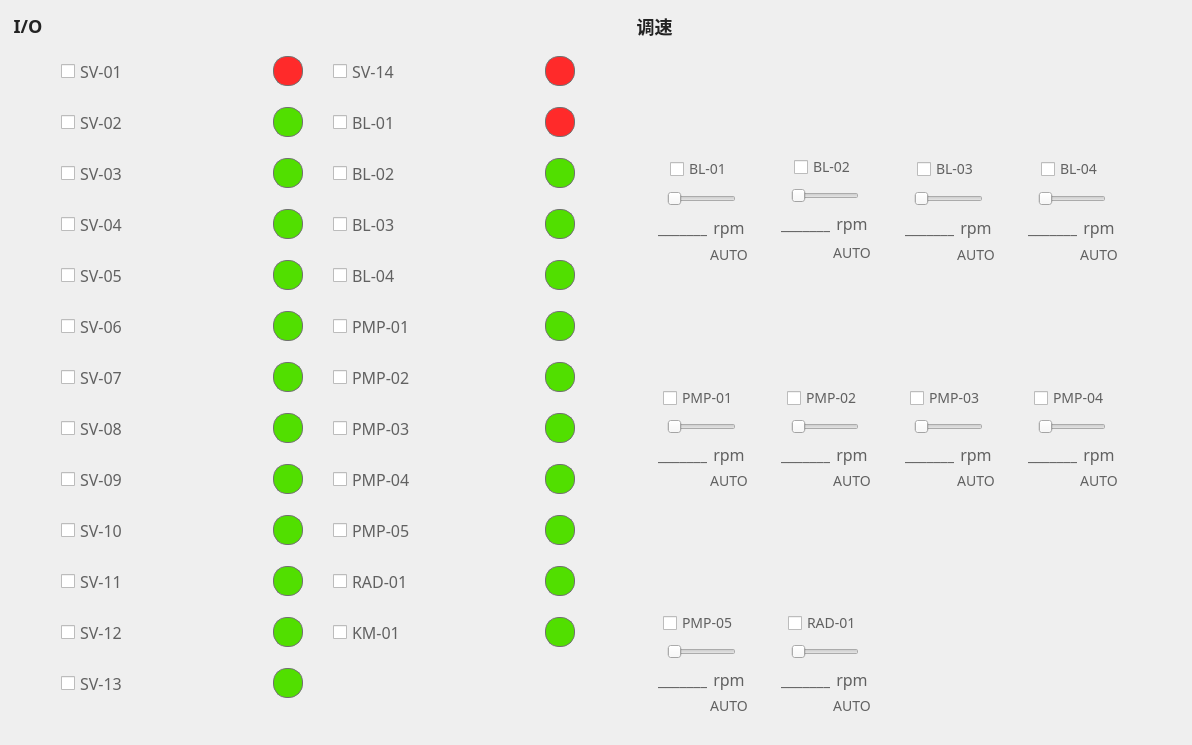
First picture: the form in ControlPanel/controlpanel.ui, repository Hccccc1/MOH_viewer, before the edit.
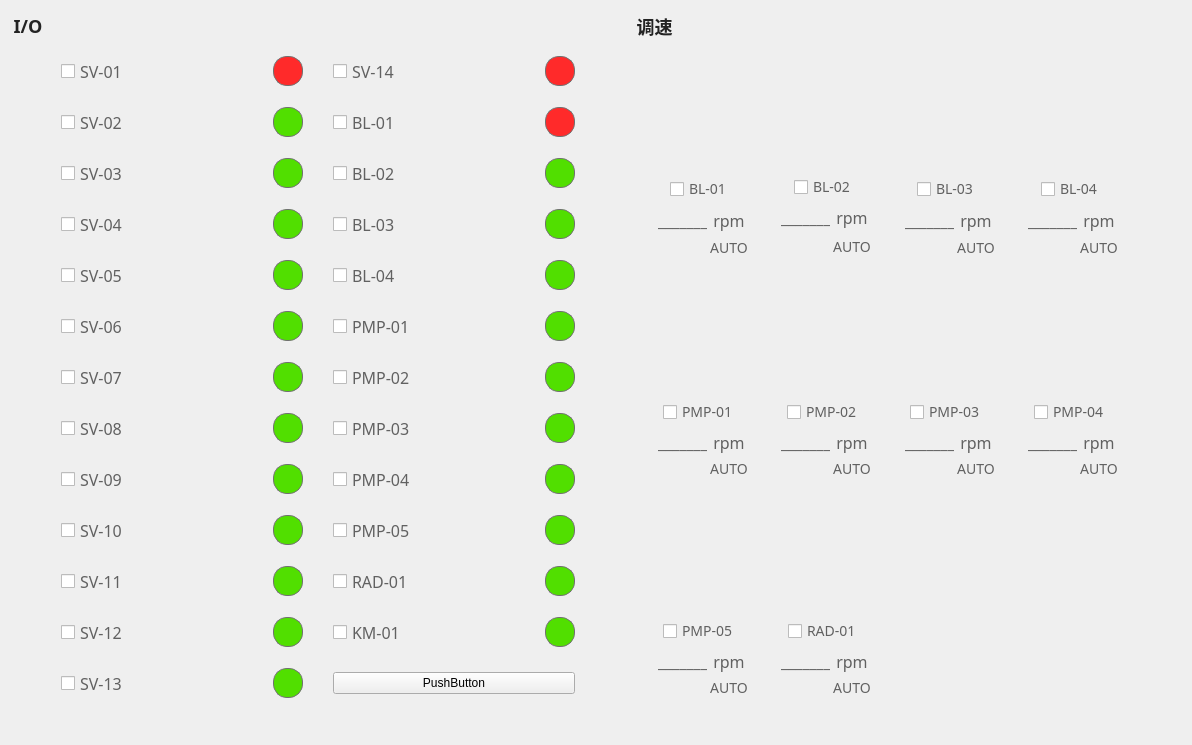
Second picture: the form after the edit. Icons and pictures are not drawn. Custom widgets are drawn as their Qt base class.

The edit to the form file:
```diff
--- a/ControlPanel/controlpanel.ui
+++ b/ControlPanel/controlpanel.ui
@@ -2040,6 +2040,13 @@
         </item>
        </layout>
       </item>
+      <item row="12" column="1">
+       <widget class="QPushButton" name="pushButton">
+        <property name="text">
+         <string>PushButton</string>
+        </property>
+       </widget>
+      </item>
      </layout>
     </widget>
    </item>
@@ -2172,43 +2179,6 @@
           </item>
          </layout>
         </item>
-        <item>
-         <layout class="QHBoxLayout" name="horizontalLayout_25">
-          <item>
-           <spacer name="horizontalSpacer_81">
-            <property name="orientation">
-             <enum>Qt::Horizontal</enum>
-            </property>
-            <property name="sizeHint" stdset="0">
-             <size>
-              <width>40</width>
-              <height>20</height>
-             </size>
-            </property>
-           </spacer>
-          </item>
-          <item>
-           <widget class="QSlider" name="roundProgressSlider_1">
-            <property name="orientation">
-             <enum>Qt::Horizontal</enum>
-            </property>
-           </widget>
-          </item>
-          <item>
-           <spacer name="horizontalSpacer_82">
-            <property name="orientation">
-             <enum>Qt::Horizontal</enum>
-            </property>
-            <property name="sizeHint" stdset="0">
-             <size>
-              <width>40</width>
-              <height>20</height>
-             </size>
-            </property>
-           </spacer>
-          </item>
-         </layout>
-        </item>
         <item>
          <layout class="QHBoxLayout" name="horizontalLayout">
           <property name="sizeConstraint">
@@ -2488,43 +2458,6 @@
           </item>
          </layout>
         </item>
-        <item>
-         <layout class="QHBoxLayout" name="horizontalLayout_27">
-          <item>
-           <spacer name="horizontalSpacer_83">
-            <property name="orientation">
-             <enum>Qt::Horizontal</enum>
-            </property>
-            <property name="sizeHint" stdset="0">
-             <size>
-              <width>40</width>
-              <height>20</height>
-             </size>
-            </property>
-           </spacer>
-          </item>
-          <item>
-           <widget class="QSlider" name="roundProgressSlider_2">
-            <property name="orientation">
-             <enum>Qt::Horizontal</enum>
-            </property>
-           </widget>
-          </item>
-          <item>
-           <spacer name="horizontalSpacer_84">
-            <property name="orientation">
-             <enum>Qt::Horizontal</enum>
-            </property>
-            <property name="sizeHint" stdset="0">
-             <size>
-              <width>40</width>
-              <height>20</height>
-             </size>
-            </property>
-           </spacer>
-          </item>
-         </layout>
-        </item>
         <item>
          <layout class="QHBoxLayout" name="horizontalLayout_3">
           <property name="sizeConstraint">
@@ -2804,43 +2737,6 @@
           </item>
          </layout>
         </item>
-        <item>
-         <layout class="QHBoxLayout" name="horizontalLayout_29">
-          <item>
-           <spacer name="horizontalSpacer_85">
-            <property name="orientation">
-             <enum>Qt::Horizontal</enum>
-            </property>
-            <property name="sizeHint" stdset="0">
-             <size>
-              <width>40</width>
-              <height>20</height>
-             </size>
-            </property>
-           </spacer>
-          </item>
-          <item>
-           <widget class="QSlider" name="roundProgressSlider_3">
-            <property name="orientation">
-             <enum>Qt::Horizontal</enum>
-            </property>
-           </widget>
-          </item>
-          <item>
-           <spacer name="horizontalSpacer_86">
-            <property name="orientation">
-             <enum>Qt::Horizontal</enum>
-            </property>
-            <property name="sizeHint" stdset="0">
-             <size>
-              <width>40</width>
-              <height>20</height>
-             </size>
-            </property>
-           </spacer>
-          </item>
-         </layout>
-        </item>
         <item>
          <layout class="QHBoxLayout" name="horizontalLayout_5">
           <property name="sizeConstraint">
@@ -3120,43 +3016,6 @@
           </item>
          </layout>
         </item>
-        <item>
-         <layout class="QHBoxLayout" name="horizontalLayout_30">
-          <item>
-           <spacer name="horizontalSpacer_87">
-            <property name="orientation">
-             <enum>Qt::Horizontal</enum>
-            </property>
-            <property name="sizeHint" stdset="0">
-             <size>
-              <width>40</width>
-              <height>20</height>
-             </size>
-            </property>
-           </spacer>
-          </item>
-          <item>
-           <widget class="QSlider" name="roundProgressSlider_4">
-            <property name="orientation">
-             <enum>Qt::Horizontal</enum>
-            </property>
-           </widget>
-          </item>
-          <item>
-           <spacer name="horizontalSpacer_88">
-            <property name="orientation">
-             <enum>Qt::Horizontal</enum>
-            </property>
-            <property name="sizeHint" stdset="0">
-             <size>
-              <width>40</width>
-              <height>20</height>
-             </size>
-            </property>
-           </spacer>
-          </item>
-         </layout>
-        </item>
         <item>
          <layout class="QHBoxLayout" name="horizontalLayout_11">
           <property name="sizeConstraint">
@@ -3436,43 +3295,6 @@
           </item>
          </layout>
         </item>
-        <item>
-         <layout class="QHBoxLayout" name="horizontalLayout_31">
-          <item>
-           <spacer name="horizontalSpacer_89">
-            <property name="orientation">
-             <enum>Qt::Horizontal</enum>
-            </property>
-            <property name="sizeHint" stdset="0">
-             <size>
-              <width>40</width>
-              <height>20</height>
-             </size>
-            </property>
-           </spacer>
-          </item>
-          <item>
-           <widget class="QSlider" name="roundProgressSlider_5">
-            <property name="orientation">
-             <enum>Qt::Horizontal</enum>
-            </property>
-           </widget>
-          </item>
-          <item>
-           <spacer name="horizontalSpacer_90">
-            <property name="orientation">
-             <enum>Qt::Horizontal</enum>
-            </property>
-            <property name="sizeHint" stdset="0">
-             <size>
-              <width>40</width>
-              <height>20</height>
-             </size>
-            </property>
-           </spacer>
-          </item>
-         </layout>
-        </item>
         <item>
          <layout class="QHBoxLayout" name="horizontalLayout_14">
           <property name="sizeConstraint">
@@ -3752,43 +3574,6 @@
           </item>
          </layout>
         </item>
-        <item>
-         <layout class="QHBoxLayout" name="horizontalLayout_33">
-          <item>
-           <spacer name="horizontalSpacer_91">
-            <property name="orientation">
-             <enum>Qt::Horizontal</enum>
-            </property>
-            <property name="sizeHint" stdset="0">
-             <size>
-              <width>40</width>
-              <height>20</height>
-             </size>
-            </property>
-           </spacer>
-          </item>
-          <item>
-           <widget class="QSlider" name="roundProgressSlider_6">
-            <property name="orientation">
-             <enum>Qt::Horizontal</enum>
-            </property>
-           </widget>
-          </item>
-          <item>
-           <spacer name="horizontalSpacer_92">
-            <property name="orientation">
-             <enum>Qt::Horizontal</enum>
-            </property>
-            <property name="sizeHint" stdset="0">
-             <size>
-              <width>40</width>
-              <height>20</height>
-             </size>
-            </property>
-           </spacer>
-          </item>
-         </layout>
-        </item>
         <item>
          <layout class="QHBoxLayout" name="horizontalLayout_17">
           <property name="sizeConstraint">
@@ -4068,43 +3853,6 @@
           </item>
          </layout>
         </item>
-        <item>
-         <layout class="QHBoxLayout" name="horizontalLayout_37">
-          <item>
-           <spacer name="horizontalSpacer_97">
-            <property name="orientation">
-             <enum>Qt::Horizontal</enum>
-            </property>
-            <property name="sizeHint" stdset="0">
-             <size>
-              <width>40</width>
-              <height>20</height>
-             </size>
-            </property>
-           </spacer>
-          </item>
-          <item>
-           <widget class="QSlider" name="roundProgressSlider_9">
-            <property name="orientation">
-             <enum>Qt::Horizontal</enum>
-            </property>
-           </widget>
-          </item>
-          <item>
-           <spacer name="horizontalSpacer_98">
-            <property name="orientation">
-             <enum>Qt::Horizontal</enum>
-            </property>
-            <property name="sizeHint" stdset="0">
-             <size>
-              <width>40</width>
-              <height>20</height>
-             </size>
-            </property>
-           </spacer>
-          </item>
-         </layout>
-        </item>
         <item>
          <layout class="QHBoxLayout" name="horizontalLayout_51">
           <property name="sizeConstraint">
@@ -4384,43 +4132,6 @@
           </item>
          </layout>
         </item>
-        <item>
-         <layout class="QHBoxLayout" name="horizontalLayout_39">
-          <item>
-           <spacer name="horizontalSpacer_99">
-            <property name="orientation">
-             <enum>Qt::Horizontal</enum>
-            </property>
-            <property name="sizeHint" stdset="0">
-             <size>
-              <width>40</width>
-              <height>20</height>
-             </size>
-            </property>
-           </spacer>
-          </item>
-          <item>
-           <widget class="QSlider" name="roundProgressSlider_10">
-            <property name="orientation">
-             <enum>Qt::Horizontal</enum>
-            </property>
-           </widget>
-          </item>
-          <item>
-           <spacer name="horizontalSpacer_100">
-            <property name="orientation">
-             <enum>Qt::Horizontal</enum>
-            </property>
-            <property name="sizeHint" stdset="0">
-             <size>
-              <width>40</width>
-              <height>20</height>
-             </size>
-            </property>
-           </spacer>
-          </item>
-         </layout>
-        </item>
         <item>
          <layout class="QHBoxLayout" name="horizontalLayout_54">
           <property name="sizeConstraint">
@@ -4700,43 +4411,6 @@
           </item>
          </layout>
         </item>
-        <item>
-         <layout class="QHBoxLayout" name="horizontalLayout_34">
-          <item>
-           <spacer name="horizontalSpacer_93">
-            <property name="orientation">
-             <enum>Qt::Horizontal</enum>
-            </property>
-            <property name="sizeHint" stdset="0">
-             <size>
-              <width>40</width>
-              <height>20</height>
-             </size>
-            </property>
-           </spacer>
-          </item>
-          <item>
-           <widget class="QSlider" name="roundProgressSlider_7">
-            <property name="orientation">
-             <enum>Qt::Horizontal</enum>
-            </property>
-           </widget>
-          </item>
-          <item>
-           <spacer name="horizontalSpacer_94">
-            <property name="orientation">
-             <enum>Qt::Horizontal</enum>
-            </property>
-            <property name="sizeHint" stdset="0">
-             <size>
-              <width>40</width>
-              <height>20</height>
-             </size>
-            </property>
-           </spacer>
-          </item>
-         </layout>
-        </item>
         <item>
          <layout class="QHBoxLayout" name="horizontalLayout_48">
           <property name="sizeConstraint">
@@ -5016,43 +4690,6 @@
           </item>
          </layout>
         </item>
-        <item>
-         <layout class="QHBoxLayout" name="horizontalLayout_35">
-          <item>
-           <spacer name="horizontalSpacer_95">
-            <property name="orientation">
-             <enum>Qt::Horizontal</enum>
-            </property>
-            <property name="sizeHint" stdset="0">
-             <size>
-              <width>40</width>
-              <height>20</height>
-             </size>
-            </property>
-           </spacer>
-          </item>
-          <item>
-           <widget class="QSlider" name="roundProgressSlider_8">
-            <property name="orientation">
-             <enum>Qt::Horizontal</enum>
-            </property>
-           </widget>
-          </item>
-          <item>
-           <spacer name="horizontalSpacer_96">
-            <property name="orientation">
-             <enum>Qt::Horizontal</enum>
-            </property>
-            <property name="sizeHint" stdset="0">
-             <size>
-              <width>40</width>
-              <height>20</height>
-             </size>
-            </property>
-           </spacer>
-          </item>
-         </layout>
-        </item>
         <item>
          <layout class="QHBoxLayout" name="horizontalLayout_20">
           <property name="sizeConstraint">
```
